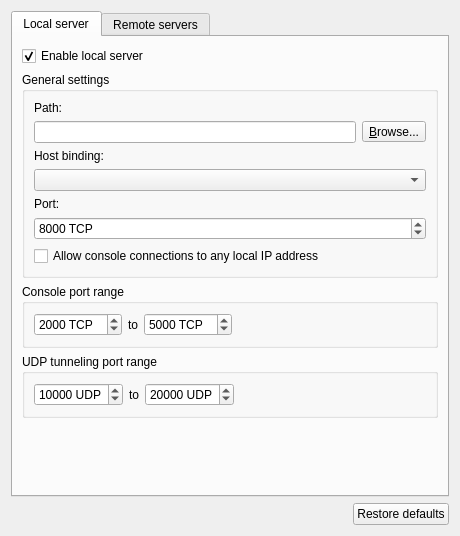
Above: gns3/ui/server_preferences_page.ui from GNS3/gns3-gui before the change. Below: the same form after it.
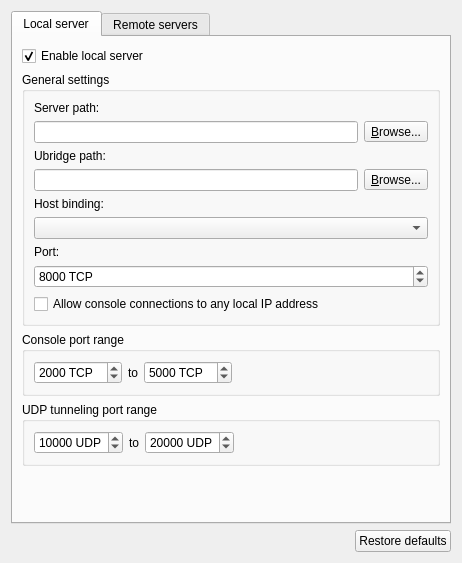
That is the form after the change. The open tabs and pages were chosen to show the change.

Commit message: Ubridge configuration support.

```diff
--- a/gns3/ui/server_preferences_page.ui
+++ b/gns3/ui/server_preferences_page.ui
@@ -6,8 +6,8 @@
    <rect>
     <x>0</x>
     <y>0</y>
-    <width>460</width>
-    <height>536</height>
+    <width>462</width>
+    <height>563</height>
    </rect>
   </property>
   <property name="windowTitle">
@@ -43,7 +43,7 @@
           <item row="0" column="0">
            <widget class="QLabel" name="uiLocalServerPathLabel">
             <property name="text">
-             <string>Path:</string>
+             <string>Server path:</string>
             </property>
            </widget>
           </item>
@@ -65,23 +65,47 @@
            </layout>
           </item>
           <item row="2" column="0">
+           <widget class="QLabel" name="uiUbridgePathLabel">
+            <property name="text">
+             <string>Ubridge path:</string>
+            </property>
+           </widget>
+          </item>
+          <item row="3" column="0">
+           <layout class="QHBoxLayout" name="horizontalLayout_5">
+            <item>
+             <widget class="QLineEdit" name="uiUbridgePathLineEdit"/>
+            </item>
+            <item>
+             <widget class="QToolButton" name="uiUbridgeToolButton">
+              <property name="text">
+               <string>&amp;Browse...</string>
+              </property>
+              <property name="toolButtonStyle">
+               <enum>Qt::ToolButtonTextOnly</enum>
+              </property>
+             </widget>
+            </item>
+           </layout>
+          </item>
+          <item row="4" column="0">
            <widget class="QLabel" name="uiLocalServerHostLabel">
             <property name="text">
              <string>Host binding:</string>
             </property>
            </widget>
           </item>
-          <item row="3" column="0">
+          <item row="5" column="0">
            <widget class="QComboBox" name="uiLocalServerHostComboBox"/>
           </item>
-          <item row="4" column="0">
+          <item row="6" column="0">
            <widget class="QLabel" name="uiLocalServerPortLabel">
             <property name="text">
              <string>Port:</string>
             </property>
            </widget>
           </item>
-          <item row="5" column="0">
+          <item row="7" column="0">
            <widget class="QSpinBox" name="uiLocalServerPortSpinBox">
             <property name="suffix">
              <string notr="true"> TCP</string>
@@ -94,7 +118,7 @@
             </property>
            </widget>
           </item>
-          <item row="7" column="0">
+          <item row="8" column="0">
            <widget class="QCheckBox" name="uiConsoleConnectionsToAnyIPCheckBox">
             <property name="text">
              <string>Allow console connections to any local IP address</string>
```
Left out of the diff: 6 changed lines with no effect on the pictures. The commit also changes 4 other files.
